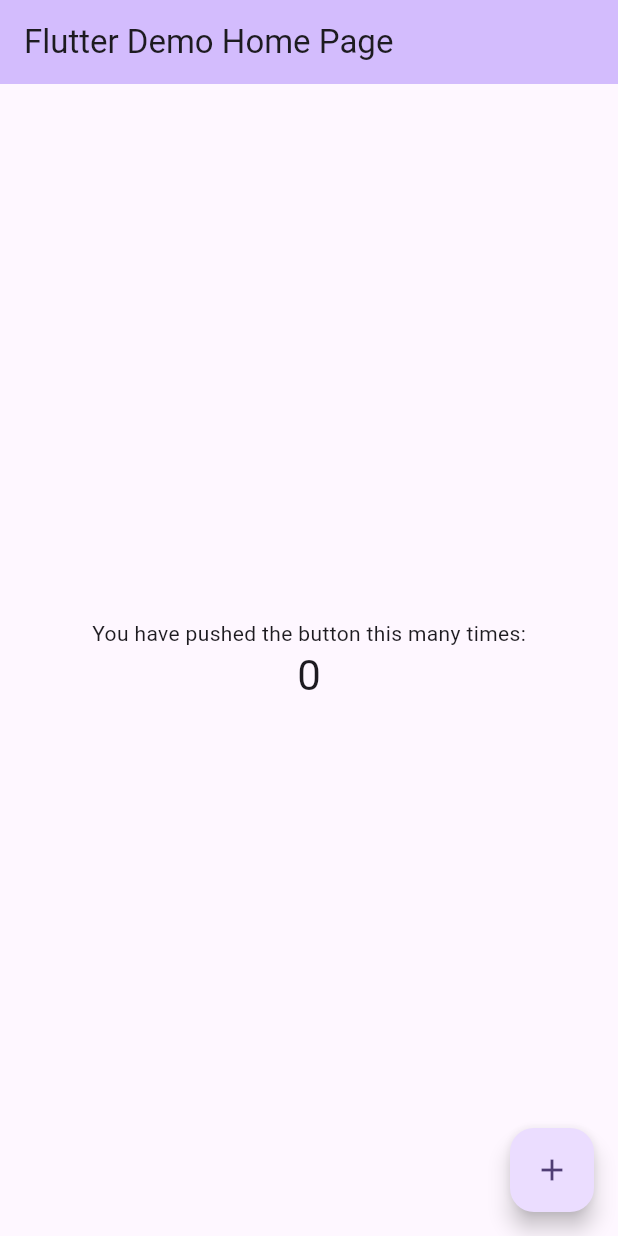
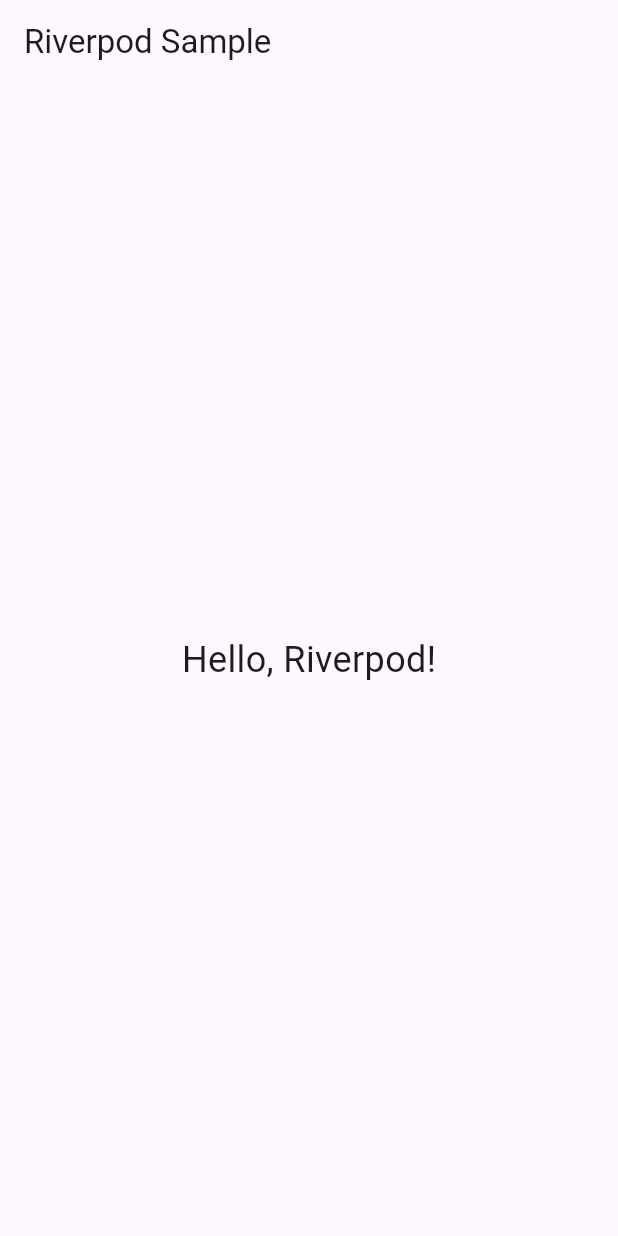
Before and after one commit to hide0621/flutter_riverpod_practice, a Flutter app: the screen it shows after launch, on a phone screen of 412 x 824 dp. Run offline on Flutter 3.47's test engine with Material 3 defaults, Android fonts, the phone set to English and light mode, and no system bars; our stand-ins replace flutter_riverpod.

Commit message:
上位WidgetをProviderScopeで囲み、Hello, Riverpodを管理するProviderを定義し、UIにHello, Riverpodを表示させてみた

```diff
--- a/lib/main.dart
+++ b/lib/main.dart
@@ -1,11 +1,12 @@
 import 'package:flutter/material.dart';
 import 'package:flutter_riverpod/flutter_riverpod.dart';
 
+// ルートにProviderScopeを追加する
+// こうすることで、アプリ全体でProviderを利用できる
+// （上位WidgetのMyApp()を囲むことで、MyApp以降のWidgetでもProviderを呼び出すことができる）
 void main() {
   runApp(ProviderScope(child: MyApp()));
 }
-
-final helloWorldProvider = Provider<String>((_) => 'Hello, World!');
 
 class MyApp extends StatelessWidget {
   const MyApp({super.key});
@@ -18,55 +19,84 @@
         colorScheme: ColorScheme.fromSeed(seedColor: Colors.deepPurple),
         useMaterial3: true,
       ),
-      home: const MyHomePage(title: 'Flutter Demo Home Page'),
+      home: const RiverpodSample(),
     );
   }
 }
 
-class MyHomePage extends StatefulWidget {
-  const MyHomePage({super.key, required this.title});
+//Providerをグローバル変数として定義する
+//Providerとはデータを管理する入れ物のようなクラスで。文字列'Hello, Riverpod!'を保持する状態を作成している
+//この例では、String型のデータである'Hello, Riverpod!'を管理するProviderを定義している
+//refは、他のプロバイダーを参照するために使用できるProviderReferenceオブジェクトであり、ラムダ式の引数である
+//refはラムダ式の引数（パラメータ）であり、関数本体（つまり、評価される式）は「'Hello, Riverpod!'」であり、
+//このラムダ式は呼び出されると常に「'Hello, Riverpod!'」を返す
+final strProvider = Provider((ref) => 'Hello, Riverpod!');
 
-  final String title;
+//Providerからデータを取得する
+class RiverpodSample extends ConsumerWidget {
+  const RiverpodSample({Key? key}) : super(key: key);
 
   @override
-  State<MyHomePage> createState() => _MyHomePageState();
-}
-
-class _MyHomePageState extends State<MyHomePage> {
-  int _counter = 0;
-
-  void _incrementCounter() {
-    setState(() {
-      _counter++;
-    });
-  }
-
-  @override
-  Widget build(BuildContext context) {
+  Widget build(BuildContext context, WidgetRef ref) {
+    final value = ref.watch(strProvider);
     return Scaffold(
       appBar: AppBar(
-        backgroundColor: Theme.of(context).colorScheme.inversePrimary,
-        title: Text(widget.title),
+        title: const Text('Riverpod Sample'),
       ),
       body: Center(
-        child: Column(
-          mainAxisAlignment: MainAxisAlignment.center,
-          children: <Widget>[
-            const Text(
-              'You have pushed the button this many times:',
-            ),
-            Text(
-              '$_counter',
-              style: Theme.of(context).textTheme.headlineMedium,
-            ),
-          ],
-        ),
-      ),
-      floatingActionButton: FloatingActionButton(
-        onPressed: _incrementCounter,
-        tooltip: 'Increment',
-        child: const Icon(Icons.add),
-      ),
+          child: Text(
+        value,
+        style: const TextStyle(fontSize: 24),
+      )),
     );
   }
 }
+
+//
+// class MyHomePage extends StatefulWidget {
+//   const MyHomePage({super.key, required this.title});
+//
+//   final String title;
+//
+//   @override
+//   State<MyHomePage> createState() => _MyHomePageState();
+// }
+//
+// class _MyHomePageState extends State<MyHomePage> {
+//   int _counter = 0;
+//
+//   void _incrementCounter() {
+//     setState(() {
+//       _counter++;
+//     });
+//   }
+//
+//   @override
+//   Widget build(BuildContext context) {
+//     return Scaffold(
+//       appBar: AppBar(
+//         backgroundColor: Theme.of(context).colorScheme.inversePrimary,
+//         title: Text(widget.title),
+//       ),
+//       body: Center(
+//         child: Column(
+//           mainAxisAlignment: MainAxisAlignment.center,
+//           children: <Widget>[
+//             const Text(
+//               'You have pushed the button this many times:',
+//             ),
+//             Text(
+//               '$_counter',
+//               style: Theme.of(context).textTheme.headlineMedium,
+//             ),
+//           ],
+//         ),
+//       ),
+//       floatingActionButton: FloatingActionButton(
+//         onPressed: _incrementCounter,
+//         tooltip: 'Increment',
+//         child: const Icon(Icons.add),
+//       ),
+//     );
+//   }
+// }
```
